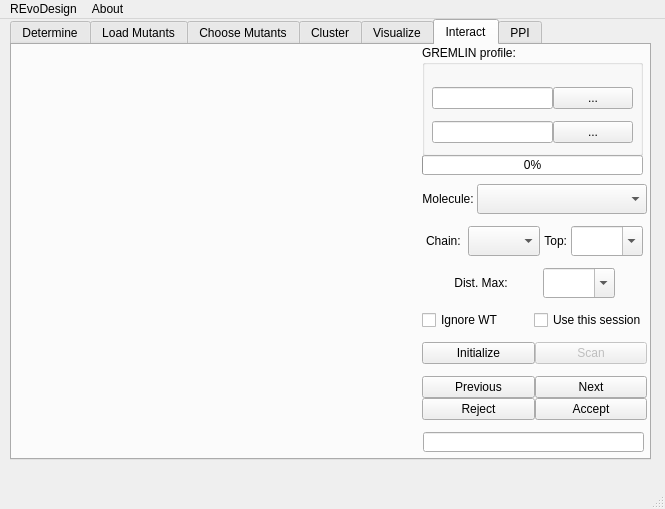
The window that REvoDesign/UI/REvoDesign-PyMOL.ui (YaoYinYing/REvoDesign) describes before a commit, drawn with Qt 5.
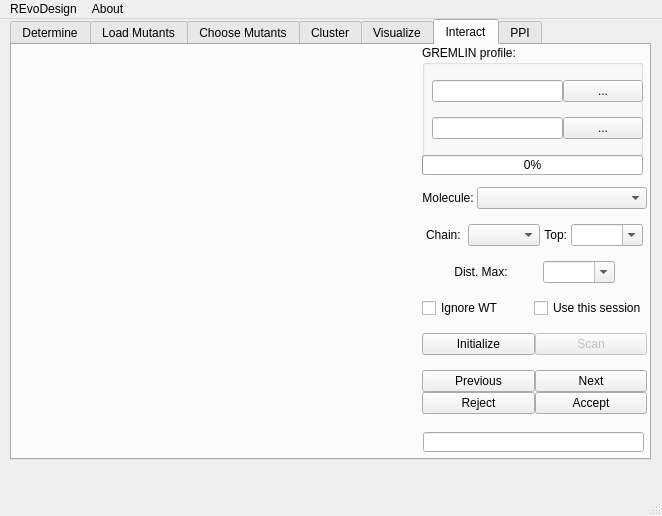
The same window after the commit. The open tabs and pages were chosen to show the change.

The edit to the form file:
```diff
--- a/REvoDesign/UI/REvoDesign-PyMOL.ui
+++ b/REvoDesign/UI/REvoDesign-PyMOL.ui
@@ -6,8 +6,8 @@
    <rect>
     <x>0</x>
     <y>0</y>
-    <width>665</width>
-    <height>509</height>
+    <width>662</width>
+    <height>516</height>
    </rect>
   </property>
   <property name="sizePolicy">
@@ -3004,9 +3004,9 @@
        <property name="geometry">
         <rect>
          <x>10</x>
-         <y>30</y>
-         <width>201</width>
-         <height>81</height>
+         <y>20</y>
+         <width>211</width>
+         <height>91</height>
         </rect>
        </property>
        <layout class="QVBoxLayout" name="verticalLayout_6">
@@ -3015,6 +3015,9 @@
         </property>
         <item>
          <layout class="QHBoxLayout" name="horizontalLayout_33">
+          <property name="bottomMargin">
+           <number>0</number>
+          </property>
           <item>
            <widget class="QLineEdit" name="lineEdit_input_gremlin_mtx">
             <property name="statusTip">
@@ -3103,15 +3106,15 @@
          <item>
           <widget class="QLabel" name="label_50">
            <property name="sizePolicy">
-            <sizepolicy hsizetype="Maximum" vsizetype="Fixed">
-             <horstretch>0</horstretch>
+            <sizepolicy hsizetype="Fixed" vsizetype="Fixed">
+             <horstretch>1</horstretch>
              <verstretch>0</verstretch>
             </sizepolicy>
            </property>
            <property name="maximumSize">
             <size>
              <width>16777215</width>
-             <height>30</height>
+             <height>16777215</height>
             </size>
            </property>
            <property name="text">
@@ -3126,14 +3129,14 @@
           <widget class="QComboBox" name="comboBox_molecule_3">
            <property name="sizePolicy">
             <sizepolicy hsizetype="MinimumExpanding" vsizetype="Fixed">
-             <horstretch>0</horstretch>
+             <horstretch>1</horstretch>
              <verstretch>0</verstretch>
             </sizepolicy>
            </property>
            <property name="maximumSize">
             <size>
              <width>16777215</width>
-             <height>30</height>
+             <height>16777215</height>
             </size>
            </property>
            <property name="statusTip">
@@ -3148,15 +3151,15 @@
          <item>
           <widget class="QLabel" name="label_chainid_5">
            <property name="sizePolicy">
-            <sizepolicy hsizetype="Fixed" vsizetype="Fixed">
-             <horstretch>0</horstretch>
+            <sizepolicy hsizetype="Maximum" vsizetype="Fixed">
+             <horstretch>1</horstretch>
              <verstretch>0</verstretch>
             </sizepolicy>
            </property>
            <property name="maximumSize">
             <size>
              <width>16777215</width>
-             <height>30</height>
+             <height>16777215</height>
             </size>
            </property>
            <property name="text">
@@ -3171,7 +3174,7 @@
           <widget class="QComboBox" name="comboBox_chainid_9">
            <property name="sizePolicy">
             <sizepolicy hsizetype="Maximum" vsizetype="Fixed">
-             <horstretch>0</horstretch>
+             <horstretch>1</horstretch>
              <verstretch>0</verstretch>
             </sizepolicy>
            </property>
@@ -3184,7 +3187,7 @@
            <property name="maximumSize">
             <size>
              <width>16777215</width>
-             <height>30</height>
+             <height>16777215</height>
             </size>
            </property>
            <property name="statusTip">
@@ -3196,14 +3199,14 @@
           <widget class="QLabel" name="label_chainid_6">
            <property name="sizePolicy">
             <sizepolicy hsizetype="Maximum" vsizetype="Fixed">
-             <horstretch>0</horstretch>
+             <horstretch>1</horstretch>
              <verstretch>0</verstretch>
             </sizepolicy>
            </property>
            <property name="maximumSize">
             <size>
              <width>16777215</width>
-             <height>30</height>
+             <height>16777215</height>
             </size>
            </property>
            <property name="text">
@@ -3218,7 +3221,7 @@
           <widget class="QComboBox" name="comboBox_gremlin_topN">
            <property name="sizePolicy">
             <sizepolicy hsizetype="Maximum" vsizetype="Fixed">
-             <horstretch>10</horstretch>
+             <horstretch>1</horstretch>
              <verstretch>1</verstretch>
             </sizepolicy>
            </property>
@@ -3231,7 +3234,7 @@
            <property name="maximumSize">
             <size>
              <width>16777215</width>
-             <height>30</height>
+             <height>16777215</height>
             </size>
            </property>
            <property name="statusTip">
@@ -3250,14 +3253,14 @@
           <widget class="QLabel" name="label_chainid_7">
            <property name="sizePolicy">
             <sizepolicy hsizetype="Maximum" vsizetype="Fixed">
-             <horstretch>0</horstretch>
+             <horstretch>1</horstretch>
              <verstretch>0</verstretch>
             </sizepolicy>
            </property>
            <property name="maximumSize">
             <size>
              <width>16777215</width>
-             <height>30</height>
+             <height>16777215</height>
             </size>
            </property>
            <property name="text">
@@ -3272,7 +3275,7 @@
           <widget class="QComboBox" name="comboBox_max_interact_dist">
            <property name="sizePolicy">
             <sizepolicy hsizetype="Maximum" vsizetype="Fixed">
-             <horstretch>10</horstretch>
+             <horstretch>1</horstretch>
              <verstretch>1</verstretch>
             </sizepolicy>
            </property>
@@ -3285,7 +3288,7 @@
            <property name="maximumSize">
             <size>
              <width>16777215</width>
-             <height>30</height>
+             <height>16777215</height>
             </size>
            </property>
            <property name="statusTip">
@@ -3724,7 +3727,7 @@
     <rect>
      <x>0</x>
      <y>0</y>
-     <width>665</width>
+     <width>662</width>
      <height>37</height>
     </rect>
    </property>
```
Left out of the diff: 471 changed lines with no effect on the pictures.
